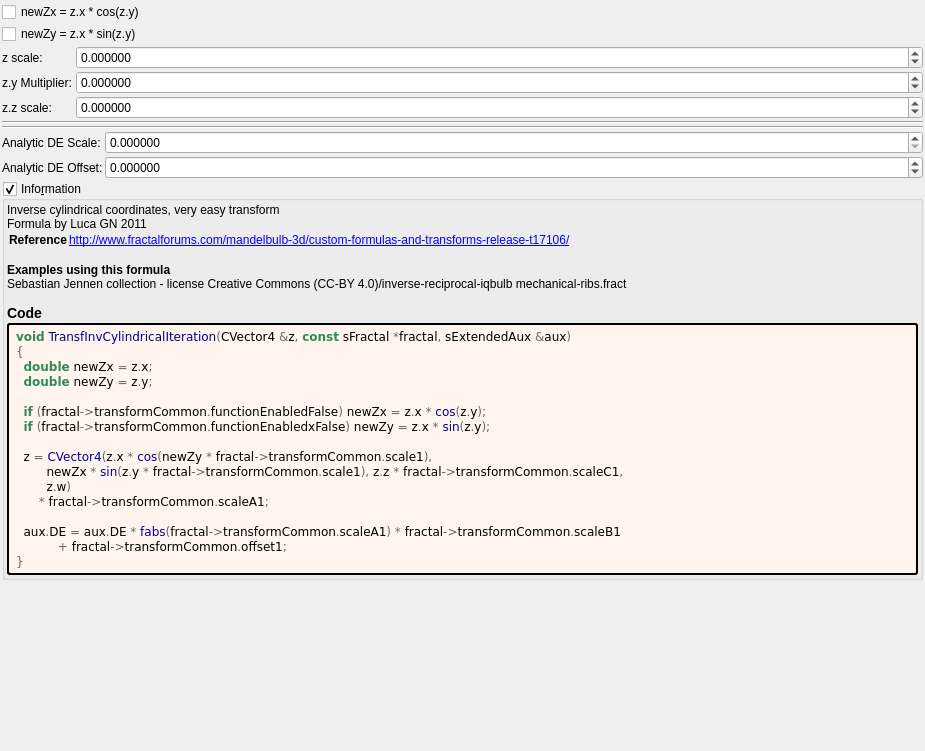
buddhi1980/mandelbulber2, file mandelbulber2/formula/ui/transf_inv_cylindrical.ui: the form before one commit.
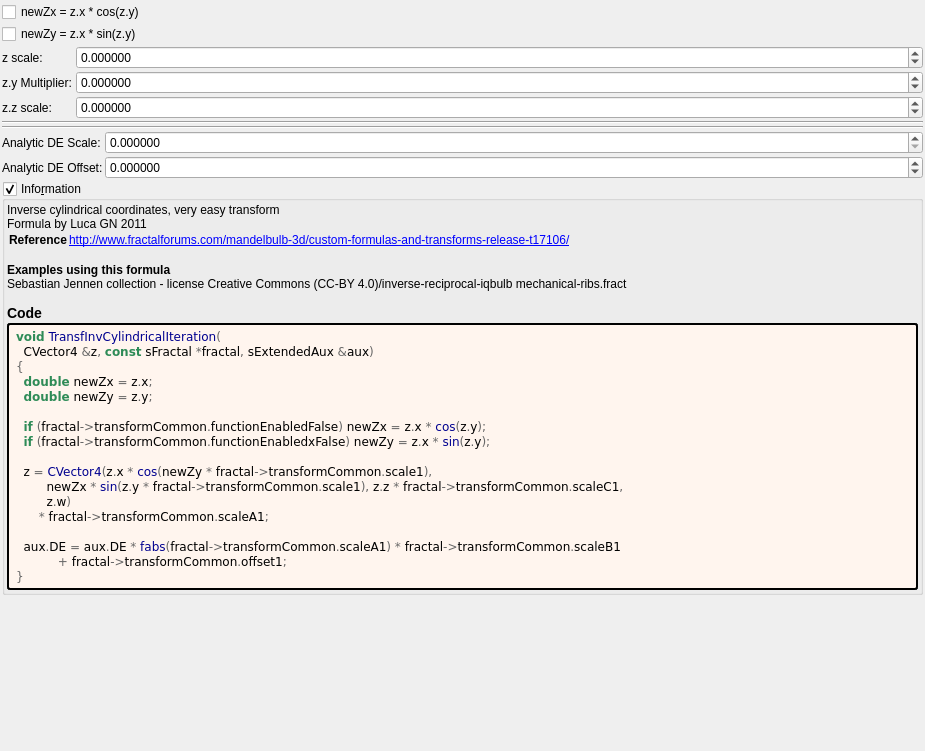
The form after the commit. Custom widgets are drawn as their Qt base class.

```diff
--- a/mandelbulber2/formula/ui/transf_inv_cylindrical.ui
+++ b/mandelbulber2/formula/ui/transf_inv_cylindrical.ui
@@ -321,7 +321,8 @@
         </property>
         <property name="text">
          <string notr="true">&lt;body style=&quot;background-color:#fff5ee&quot;&gt;
-&lt;pre style=&quot;color:#000000; background-color:#fff5ee;  font-family:'Courier New',monospace;&quot;&gt;&lt;span style=&quot;color:#2e8b57; font-weight:bold&quot;&gt;void&lt;/span&gt; &lt;span style=&quot;color:#00008f&quot;&gt;TransfInvCylindricalIteration&lt;/span&gt;&lt;span style=&quot;color:#676767&quot;&gt;(&lt;/span&gt;CVector4 &lt;span style=&quot;color:#676767&quot;&gt;&amp;amp;&lt;/span&gt;z&lt;span style=&quot;color:#676767&quot;&gt;,&lt;/span&gt; &lt;span style=&quot;color:#2e8b57; font-weight:bold&quot;&gt;const&lt;/span&gt; sFractal &lt;span style=&quot;color:#676767&quot;&gt;*&lt;/span&gt;fractal&lt;span style=&quot;color:#676767&quot;&gt;,&lt;/span&gt; sExtendedAux &lt;span style=&quot;color:#676767&quot;&gt;&amp;amp;&lt;/span&gt;aux&lt;span style=&quot;color:#676767&quot;&gt;)&lt;/span&gt;
+&lt;pre style=&quot;color:#000000; background-color:#fff5ee;  font-family:'Courier New',monospace;&quot;&gt;&lt;span style=&quot;color:#2e8b57; font-weight:bold&quot;&gt;void&lt;/span&gt; &lt;span style=&quot;color:#00008f&quot;&gt;TransfInvCylindricalIteration&lt;/span&gt;&lt;span style=&quot;color:#676767&quot;&gt;(&lt;/span&gt;
+  CVector4 &lt;span style=&quot;color:#676767&quot;&gt;&amp;amp;&lt;/span&gt;z&lt;span style=&quot;color:#676767&quot;&gt;,&lt;/span&gt; &lt;span style=&quot;color:#2e8b57; font-weight:bold&quot;&gt;const&lt;/span&gt; sFractal &lt;span style=&quot;color:#676767&quot;&gt;*&lt;/span&gt;fractal&lt;span style=&quot;color:#676767&quot;&gt;,&lt;/span&gt; sExtendedAux &lt;span style=&quot;color:#676767&quot;&gt;&amp;amp;&lt;/span&gt;aux&lt;span style=&quot;color:#676767&quot;&gt;)&lt;/span&gt;
 &lt;span style=&quot;color:#676767&quot;&gt;{&lt;/span&gt;
   &lt;span style=&quot;color:#2e8b57; font-weight:bold&quot;&gt;double&lt;/span&gt; newZx &lt;span style=&quot;color:#676767&quot;&gt;=&lt;/span&gt; z&lt;span style=&quot;color:#676767&quot;&gt;.&lt;/span&gt;x&lt;span style=&quot;color:#676767&quot;&gt;;&lt;/span&gt;
   &lt;span style=&quot;color:#2e8b57; font-weight:bold&quot;&gt;double&lt;/span&gt; newZy &lt;span style=&quot;color:#676767&quot;&gt;=&lt;/span&gt; z&lt;span style=&quot;color:#676767&quot;&gt;.&lt;/span&gt;y&lt;span style=&quot;color:#676767&quot;&gt;;&lt;/span&gt;
```
